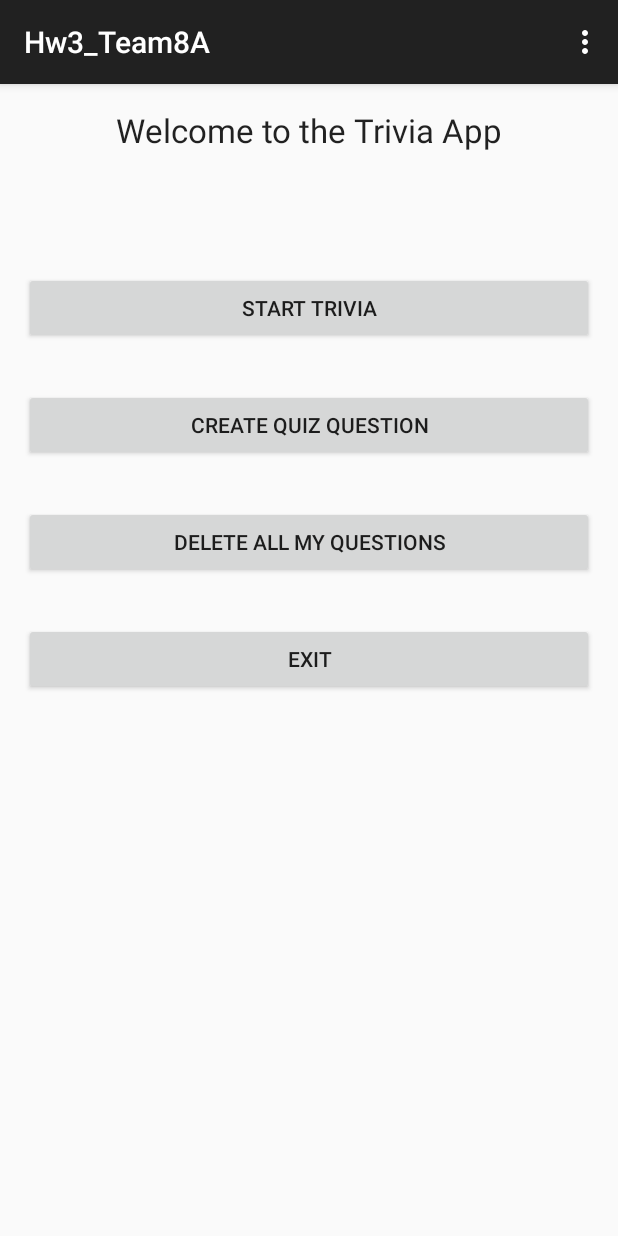
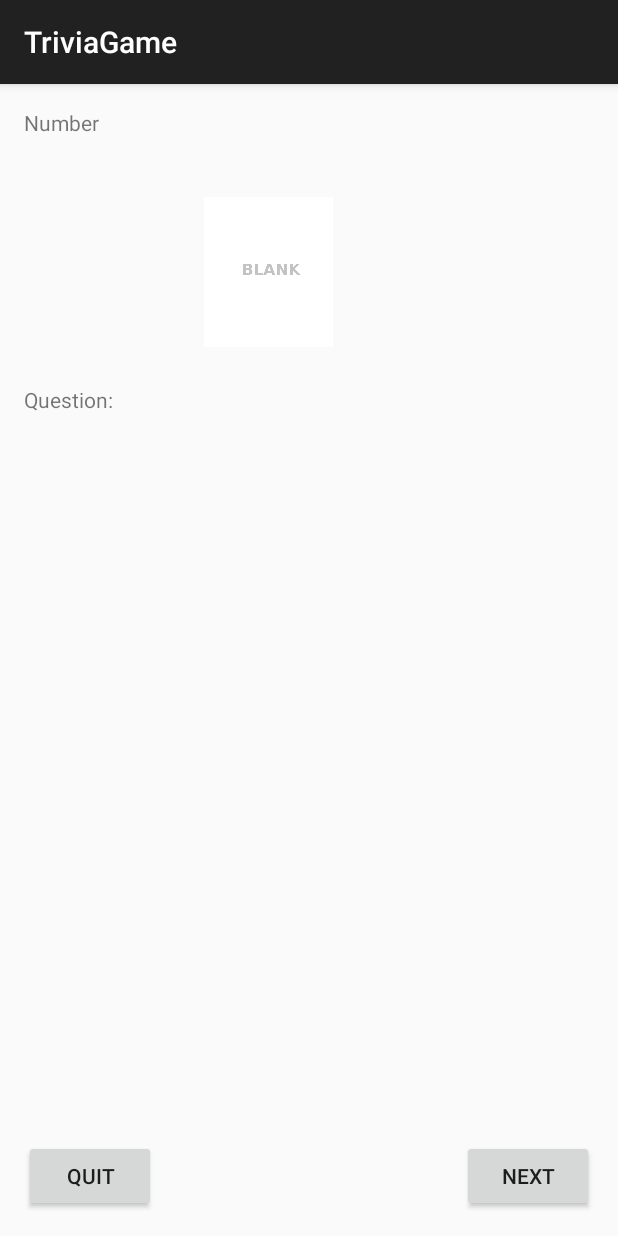
Before and after one commit to Ejesalva/Hw3_Team8A, an Android app: the screen it shows after launch (MainActivity before the commit, TriviaGame after it), after a tap on "START TRIVIA", on a phone screen of 412 x 824 dp. Run offline under Robolectric (Android 15) with nearby library versions, the phone set to English and light mode, and no system bars.

Commit message:
Made UserNewQuiz class to hold all user made questions and info, added new activity to play game

```diff
--- a/app/src/main/java/com/example/elijah/hw3_team8a/MainActivity.java
+++ b/app/src/main/java/com/example/elijah/hw3_team8a/MainActivity.java
@@ -21,8 +21,8 @@ public class MainActivity extends AppCompatActivity {
         findViewById(R.id.button_startTrivia).setOnClickListener(new View.OnClickListener() {
             @Override
             public void onClick(View v) {
-
-
+                Intent startQuiz = new Intent(getBaseContext(), TriviaGame.class);
+                startActivity(startQuiz);
             }
         });
 
--- /dev/null
+++ b/app/src/main/java/com/example/elijah/hw3_team8a/TriviaGame.java
@@ -0,0 +1,32 @@
+package com.example.elijah.hw3_team8a;
+
+import android.support.v7.app.AppCompatActivity;
+import android.os.Bundle;
+import android.view.Menu;
+import android.view.MenuItem;
+import android.view.View;
+
+public class TriviaGame extends AppCompatActivity {
+
+    @Override
+    protected void onCreate(Bundle savedInstanceState) {
+        super.onCreate(savedInstanceState);
+        setContentView(R.layout.activity_trivia_game);
+
+        findViewById(R.id.quiz_quit_button).setOnClickListener(new View.OnClickListener() {
+            @Override
+            public void onClick(View v) {
+                finish();
+            }
+        });
+
+        findViewById(R.id.quiz_next).setOnClickListener(new View.OnClickListener() {
+            @Override
+            public void onClick(View v) {
+
+            }
+        });
+    }
+
+
+}
--- /dev/null
+++ b/app/src/main/res/layout/activity_trivia_game.xml
@@ -0,0 +1,60 @@
+<RelativeLayout xmlns:android="http://schemas.android.com/apk/res/android"
+    xmlns:tools="http://schemas.android.com/tools" android:layout_width="match_parent"
+    android:layout_height="match_parent" android:paddingLeft="@dimen/activity_horizontal_margin"
+    android:paddingRight="@dimen/activity_horizontal_margin"
+    android:paddingTop="@dimen/activity_vertical_margin"
+    android:paddingBottom="@dimen/activity_vertical_margin"
+    tools:context="com.example.elijah.hw3_team8a.TriviaGame">
+
+    <ImageView
+        android:id="@+id/imageV_quizImage"
+        android:layout_width="150dp"
+        android:layout_height="100dp"
+        android:layout_gravity="center_horizontal"
+        android:src="@drawable/blank"
+        android:layout_alignParentTop="true"
+        android:layout_toEndOf="@+id/quiz_quit_button"
+        android:layout_marginTop="59dp" />
+
+    <TextView
+        android:layout_width="wrap_content"
+        android:layout_height="wrap_content"
+        android:textAppearance="?android:attr/textAppearanceSmall"
+        android:text="@string/question_number"
+        android:id="@+id/textV_quizNumber"
+        android:layout_alignParentTop="true"
+        android:layout_alignParentStart="true" />
+
+    <TextView
+        android:layout_width="wrap_content"
+        android:layout_height="wrap_content"
+        android:text="@string/quiz_question"
+        android:id="@+id/quiz_question"
+        android:layout_below="@+id/imageV_quizImage"
+        android:layout_alignParentStart="true"
+        android:layout_marginTop="25dp"/>
+
+    <Button
+        android:layout_width="wrap_content"
+        android:layout_height="wrap_content"
+        android:text="@string/quit"
+        android:id="@+id/quiz_quit_button"
+        android:layout_alignParentBottom="true"
+        android:layout_alignParentStart="true" />
+
+    <Button
+        android:layout_width="wrap_content"
+        android:layout_height="wrap_content"
+        android:text="@string/quiz_next"
+        android:id="@+id/quiz_next"
+        android:layout_alignParentBottom="true"
+        android:layout_alignParentEnd="true" />
+    <RadioGroup
+        android:id="@+id/radiogroup_quiz"
+        android:layout_width="wrap_content"
+        android:layout_height="wrap_content"
+        android:orientation="vertical"
+        android:layout_below="@+id/quiz_question"
+        android:layout_marginTop="20dp"/>
+
+</RelativeLayout>
--- a/app/src/main/res/values/strings.xml
+++ b/app/src/main/res/values/strings.xml
@@ -14,4 +14,10 @@
     <string name="hint_option">Type option here</string>
     <string name="title_activity_create_question">CreateQuestionActivity</string>
     <string name="button_submit">Submit</string>
+    <string name="title">Trivia App</string>
+    <string name="title_activity_trivia_game">TriviaGame</string>
+    <string name="question_number">Number</string>
+    <string name="quit">Quit</string>
+    <string name="quiz_next">Next</string>
+    <string name="quiz_question">Question:</string>
 </resources>
```
Also changed, not shown: app/src/main/AndroidManifest.xml (+9 -5 lines), app/src/main/java/com/example/elijah/hw3_team8a/CreateQuestionActivity.java (+28 -3 lines), app/src/main/java/com/example/elijah/hw3_team8a/Test.java (+2 -46 lines), app/src/main/java/com/example/elijah/hw3_team8a/UserNewQuiz.java (+9 -1 lines), app/src/main/res/menu/menu_trivia_game.xml (added, +7 -0 lines), app/src/main/res/mipmap-mdpi/triva_logo.png (added).
